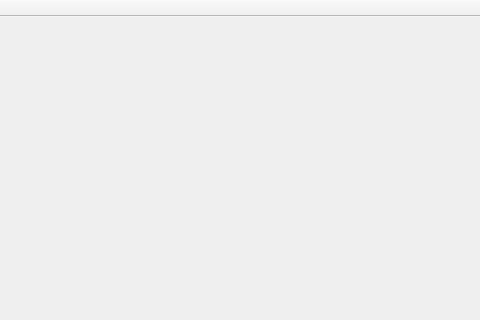
Before: the Qt Designer form User/User/Guess_Game_Interface.ui in xNaga09x/ProjectModernCpp, drawn with Qt 5; both pictures show x 155 to 635 and y 0 to 320 of the 875 by 533 pixel window.
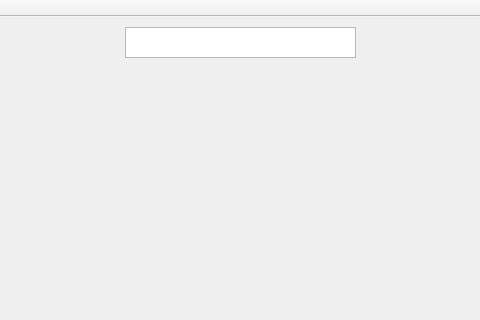
After: the same form once the commit is applied.

Commit message: Some Updates in Drawer_game+add a TextBox for word WV

```diff
--- a/User/User/Guess_Game_Interface.ui
+++ b/User/User/Guess_Game_Interface.ui
@@ -71,6 +71,19 @@
      </rect>
     </property>
    </widget>
+   <widget class="QTextEdit" name="GuessWord">
+    <property name="geometry">
+     <rect>
+      <x>280</x>
+      <y>10</y>
+      <width>231</width>
+      <height>31</height>
+     </rect>
+    </property>
+    <property name="readOnly">
+     <bool>true</bool>
+    </property>
+   </widget>
   </widget>
   <widget class="QMenuBar" name="menuBar">
    <property name="geometry">
```
The commit also changes 4 other files.
